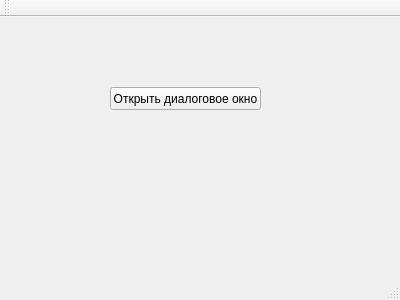
The window that GUI/DudarLesson/DudarLesson/mainwindow.ui (Nukem74/QTSolutions) describes before a commit, drawn with Qt 5.
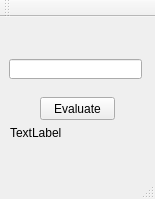
The same window after the commit.

What changed in the file:
```diff
--- a/GUI/DudarLesson/DudarLesson/mainwindow.ui
+++ b/GUI/DudarLesson/DudarLesson/mainwindow.ui
@@ -6,25 +6,48 @@
    <rect>
     <x>0</x>
     <y>0</y>
-    <width>400</width>
-    <height>300</height>
+    <width>155</width>
+    <height>199</height>
    </rect>
   </property>
   <property name="windowTitle">
    <string>MainWindow</string>
   </property>
   <widget class="QWidget" name="centralWidget">
+   <widget class="QLineEdit" name="lineEdit">
+    <property name="geometry">
+     <rect>
+      <x>9</x>
+      <y>42</y>
+      <width>133</width>
+      <height>20</height>
+     </rect>
+    </property>
+   </widget>
+   <widget class="QLabel" name="label">
+    <property name="geometry">
+     <rect>
+      <x>10</x>
+      <y>100</y>
+      <width>131</width>
+      <height>31</height>
+     </rect>
+    </property>
+    <property name="text">
+     <string>TextLabel</string>
+    </property>
+   </widget>
    <widget class="QPushButton" name="pushButton">
     <property name="geometry">
      <rect>
-      <x>110</x>
-      <y>70</y>
-      <width>151</width>
+      <x>40</x>
+      <y>80</y>
+      <width>75</width>
       <height>23</height>
      </rect>
     </property>
     <property name="text">
-     <string>Открыть диалоговое окно</string>
+     <string>Evaluate</string>
     </property>
    </widget>
   </widget>
```
Left out of the diff: 2 changed lines with no effect on the pictures.
